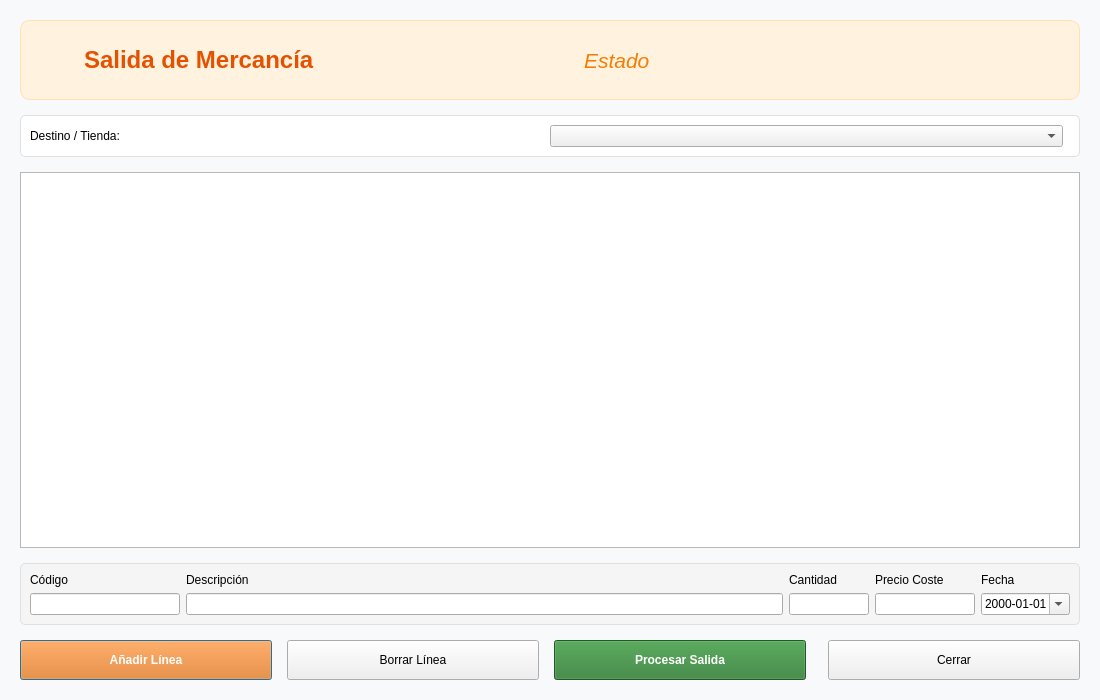
Qt form salidas.ui (Ladis72/tienda) before a commit.
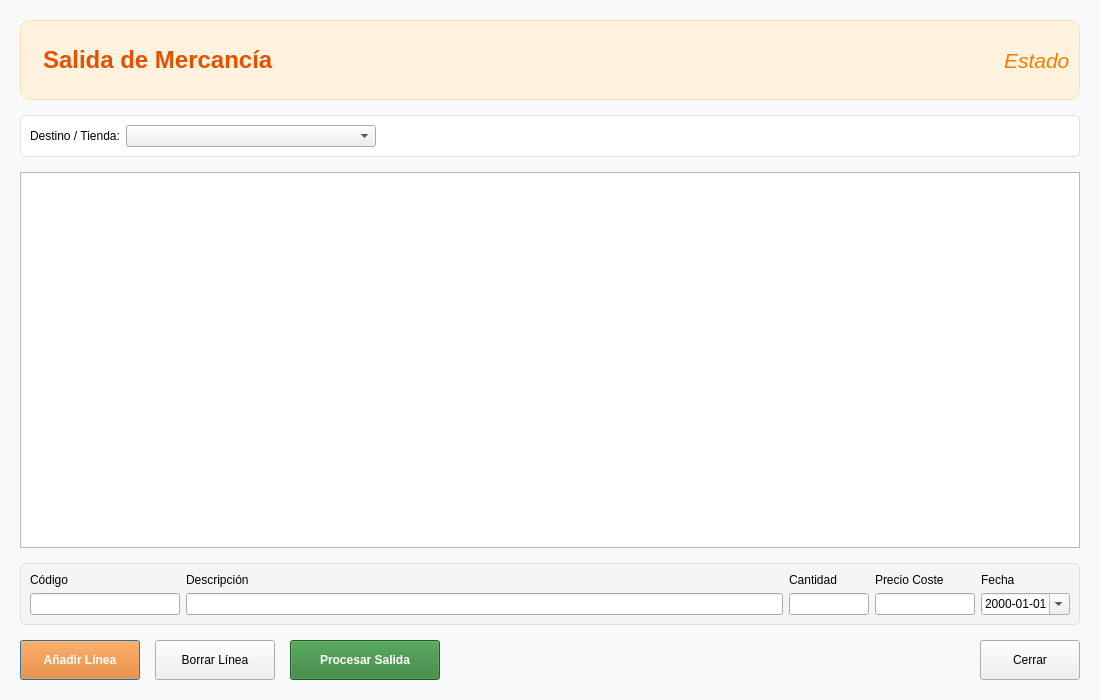
The same form after that commit. Icons and pictures are not drawn.

Commit message: refactor: configure default button behavior and update tab order in UI forms

```diff
--- a/salidas.ui
+++ b/salidas.ui
@@ -85,6 +85,12 @@
         <property name="orientation">
          <enum>Qt::Orientation::Horizontal</enum>
         </property>
+        <property name="sizeHint" stdset="0">
+         <size>
+          <width>0</width>
+          <height>0</height>
+         </size>
+        </property>
        </spacer>
       </item>
       <item>
@@ -134,6 +140,12 @@
         <property name="orientation">
          <enum>Qt::Orientation::Horizontal</enum>
         </property>
+        <property name="sizeHint" stdset="0">
+         <size>
+          <width>0</width>
+          <height>0</height>
+         </size>
+        </property>
        </spacer>
       </item>
      </layout>
@@ -288,6 +300,12 @@
        <property name="orientation">
         <enum>Qt::Orientation::Horizontal</enum>
        </property>
+       <property name="sizeHint" stdset="0">
+        <size>
+         <width>0</width>
+         <height>0</height>
+        </size>
+       </property>
       </spacer>
      </item>
      <item>
```
Left out of the diff: 25 changed lines with no effect on the pictures. The commit also changes 2 other files.
